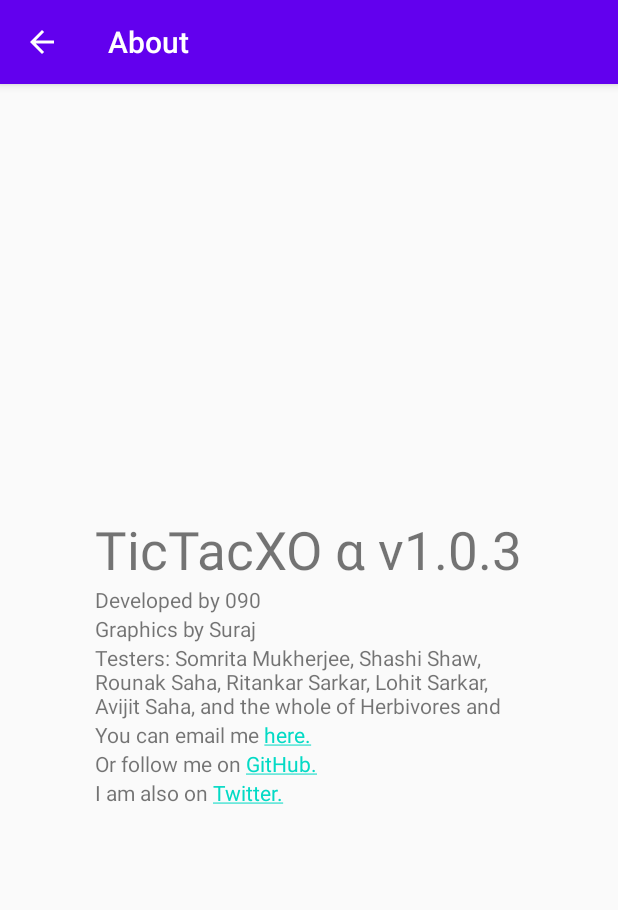
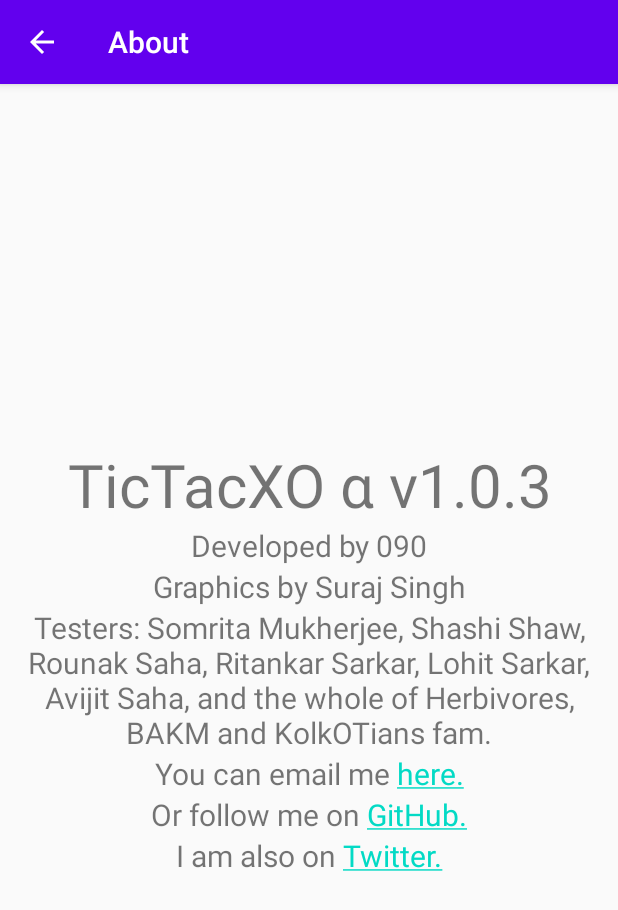
Before and after one commit to sanskaru/TicTacToeXO, an Android app: the screen it shows after launch (about), after a tap on an icon or button, on a phone screen of 412 x 824 dp. Shown: the top 910 px of the screen. Run offline under Robolectric (Android 15) with nearby library versions, the phone set to English and light mode, and no system bars.

Commit message:
Bugfixes and contact links in about added, new fluid animations added.

```diff
--- a/app/src/main/java/com/s090/tictactoexo/MainMenu.java
+++ b/app/src/main/java/com/s090/tictactoexo/MainMenu.java
@@ -1,8 +1,10 @@
 package com.s090.tictactoexo;
 
+import androidx.annotation.RequiresApi;
 import androidx.appcompat.app.AppCompatActivity;
 
 import android.content.Intent;
+import android.os.Build;
 import android.os.Bundle;
 import android.view.View;
 import android.widget.NumberPicker;
@@ -47,15 +49,18 @@ public class MainMenu extends AppCompatActivity {
         Intent intent = new Intent(MainMenu.this,about.class);
         startActivity(intent);
     }
+    @RequiresApi(api = Build.VERSION_CODES.LOLLIPOP)
     @Override
     protected void onCreate(Bundle savedInstanceState) {
         super.onCreate(savedInstanceState);
         setContentView(R.layout.activity_main_menu);
-
         NumberPicker numberPicker=(NumberPicker) findViewById(R.id.menuSelector);
+        numberPicker.setAlpha(0f);
         numberPicker.setMaxValue(3);
         numberPicker.setMinValue(0);
         String[] pickerVal={"Single Player Mode","2 Player Mode","3 Player Mode","4 Player Mode"};
         numberPicker.setDisplayedValues(pickerVal);
+        numberPicker.setTranslationZ(-2000f);
+        numberPicker.animate().alpha(1f).translationZBy(2000f).setDuration(1500);
     }
 }
--- a/app/src/main/java/com/s090/tictactoexo/about.java
+++ b/app/src/main/java/com/s090/tictactoexo/about.java
@@ -10,6 +10,7 @@ import android.text.Spanned;
 import android.text.method.LinkMovementMethod;
 import android.view.MenuItem;
 import android.widget.Button;
+import android.widget.LinearLayout;
 import android.widget.TextView;
 
 public class about extends AppCompatActivity {
@@ -32,6 +33,10 @@ public class about extends AppCompatActivity {
         getSupportActionBar().setDisplayShowHomeEnabled(true);
         getSupportActionBar().setDisplayHomeAsUpEnabled(true);
         getSupportActionBar().setHomeButtonEnabled(true);
+        LinearLayout about_info=(LinearLayout) findViewById(R.id.about_info);
+        about_info.setTranslationY(1500f);
+        about_info.setAlpha(0f);
+        about_info.animate().alpha(1f).translationYBy(-1500f).setDuration(1200);
     }
     @Override
     public boolean onSupportNavigateUp() { // the method to be called when the back button is pressed
--- a/app/src/main/res/layout/activity_about.xml
+++ b/app/src/main/res/layout/activity_about.xml
@@ -7,6 +7,7 @@
     tools:context=".about">
 
     <LinearLayout
+        android:id="@+id/about_info"
         android:layout_width="wrap_content"
         android:layout_height="wrap_content"
         android:foregroundGravity="center_horizontal"
@@ -18,49 +19,59 @@
 
         <TextView
             android:id="@+id/title"
-            android:layout_width="wrap_content"
+            android:layout_width="match_parent"
             android:layout_height="wrap_content"
+            android:gravity="center"
             android:text="@string/app_name"
-            android:textSize="35sp"
-            tools:layout_editor_absoluteX="181dp"
-            tools:layout_editor_absoluteY="208dp" />
+            android:textSize="40sp" />
 
         <TextView
             android:id="@+id/about1"
-            android:layout_width="wrap_content"
+            android:layout_width="match_parent"
             android:layout_height="wrap_content"
-            android:text="Developed by 090" />
+            android:gravity="center"
+            android:text="Developed by 090"
+            android:textSize="20sp" />
 
         <TextView
             android:id="@+id/textView3"
-            android:layout_width="wrap_content"
+            android:layout_width="match_parent"
             android:layout_height="wrap_content"
-            android:text="Graphics by Suraj" />
+            android:gravity="center"
+            android:text="Graphics by Suraj Singh"
+            android:textSize="20sp" />
 
         <TextView
             android:id="@+id/textView5"
-            android:layout_width="match_parent"
+            android:layout_width="wrap_content"
             android:layout_height="wrap_content"
-            android:text="Testers: Somrita Mukherjee, Shashi Shaw, Rounak Saha, Ritankar Sarkar, Lohit Sarkar, Avijit Saha, and the whole of Herbivores and KolkOTians fam." />
+            android:gravity="center"
+            android:text="Testers: Somrita Mukherjee, Shashi Shaw, Rounak Saha, Ritankar Sarkar, Lohit Sarkar, Avijit Saha, and the whole of Herbivores, BAKM and KolkOTians fam."
+            android:textSize="20sp" />
 
         <TextView
             android:id="@+id/mail_me"
-            android:layout_width="wrap_content"
+            android:layout_width="match_parent"
             android:layout_height="wrap_content"
+            android:gravity="center"
             android:text="@string/email_me"
-           />
+            android:textSize="20sp" />
+
         <TextView
             android:id="@+id/github"
-            android:layout_width="wrap_content"
+            android:layout_width="match_parent"
             android:layout_height="wrap_content"
+            android:gravity="center"
             android:text="@string/git_hub"
-            />
+            android:textSize="20sp" />
+
         <TextView
             android:id="@+id/tweet"
-            android:layout_width="wrap_content"
+            android:layout_width="match_parent"
             android:layout_height="wrap_content"
+            android:gravity="center"
             android:text="@string/twit"
-            />
+            android:textSize="20sp" />
 
     </LinearLayout>
 </androidx.constraintlayout.widget.ConstraintLayout>
```
